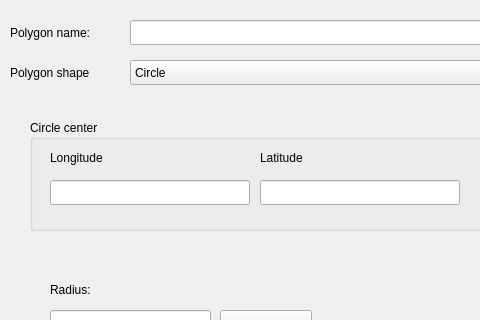
Before: the Qt Designer form airspace_geometry_builder/airspace_geometry_builder_dialog_base.ui in strpaw/qgis3-airspace-geometry-builder, drawn with Qt 5; both pictures show x 0 to 480 and y 0 to 320 of the 954 by 681 pixel window.
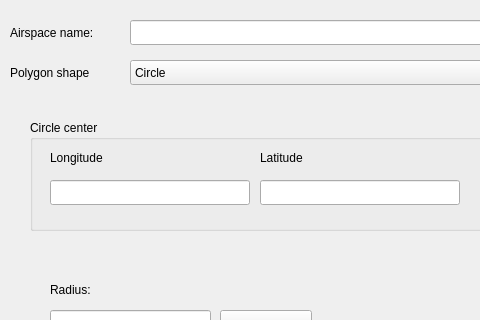
After: the same form once the commit is applied.

Commit message: Circle center, radius - input data validation

Patch:
```diff
--- a/airspace_geometry_builder/airspace_geometry_builder_dialog_base.ui
+++ b/airspace_geometry_builder/airspace_geometry_builder_dialog_base.ui
@@ -49,7 +49,7 @@
     </rect>
    </property>
    <property name="text">
-    <string>Polygon name:</string>
+    <string>Airspace name:</string>
    </property>
   </widget>
   <widget class="QLineEdit" name="lineEditPolygonName">
```
Left out of the diff: 4 changed lines with no effect on the pictures. The commit also changes 1 other file.
